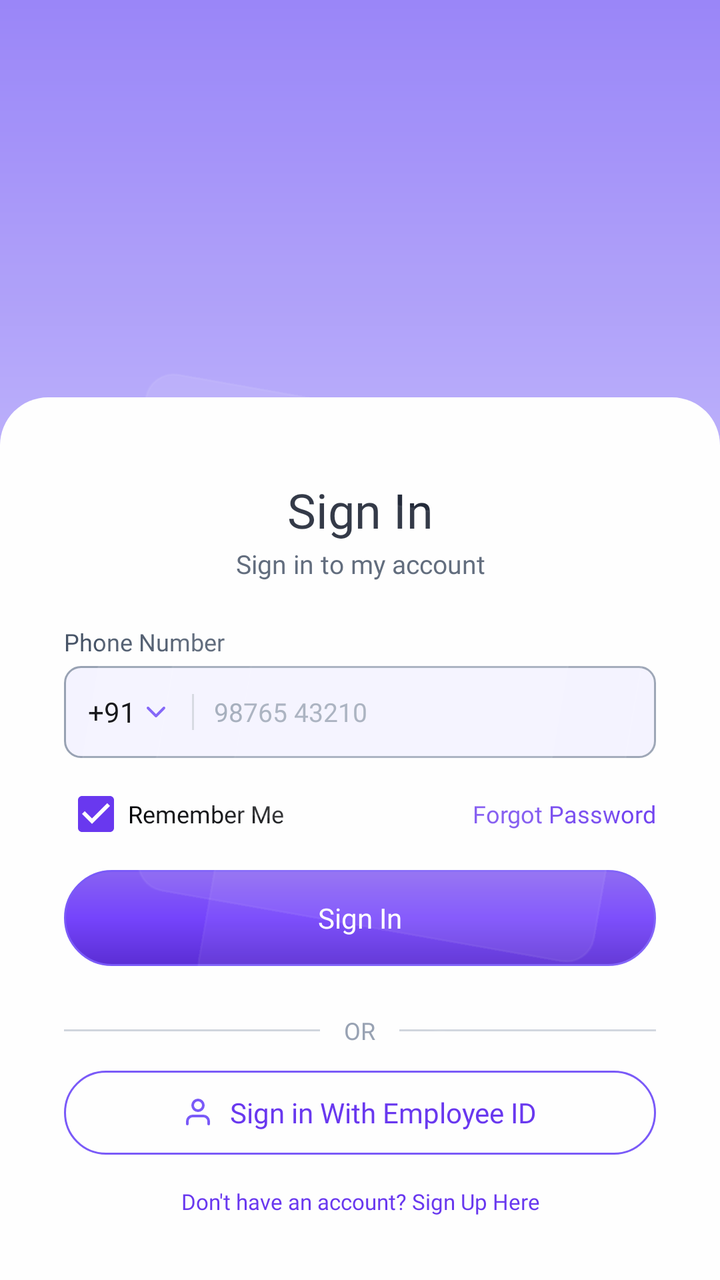
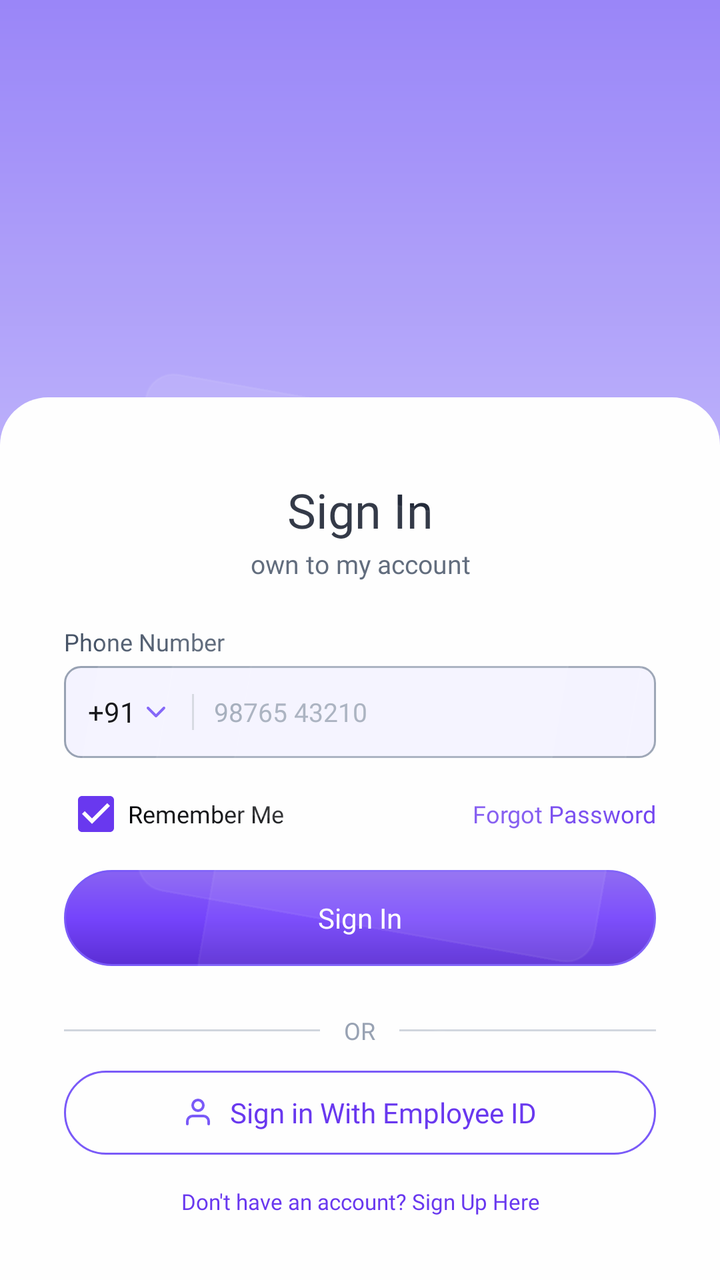

The first picture is an Android layout as it rendered before a commit; the second is the same layout after the commit. The layout source and the unified diff follow.
<!-- AndroidManifest.xml: application theme Theme.Mconnect -->
<!-- res/layout/activity_login.xml -->
<?xml version="1.0" encoding="utf-8"?>
<androidx.constraintlayout.widget.ConstraintLayout xmlns:android="http://schemas.android.com/apk/res/android"
    xmlns:app="http://schemas.android.com/apk/res-auto"
    android:layout_width="match_parent"
    android:layout_height="match_parent"
    android:background="#FFFFFF">

    <View
        android:id="@+id/topGradientShape"
        android:layout_width="0dp"
        android:layout_height="845dp"
        android:layout_marginStart="-95dp"
        android:layout_marginTop="-260dp"
        android:layout_marginEnd="-95dp"
        android:background="@drawable/bg_welcome_top_gradient"
        app:layout_constraintEnd_toEndOf="parent"
        app:layout_constraintStart_toStartOf="parent"
        app:layout_constraintTop_toTopOf="parent" />

    <View
        android:layout_width="232dp"
        android:layout_height="211dp"
        android:layout_marginStart="55dp"
        android:layout_marginTop="203dp"
        android:alpha="0.45"
        android:background="@drawable/bg_auth_background_card"
        android:elevation="2dp"
        android:rotation="10"
        app:layout_constraintStart_toStartOf="parent"
        app:layout_constraintTop_toTopOf="parent" />

    <View
        android:layout_width="232dp"
        android:layout_height="211dp"
        android:layout_marginStart="83dp"
        android:layout_marginTop="254dp"
        android:alpha="0.38"
        android:background="@drawable/bg_auth_background_card"
        android:elevation="2dp"
        android:rotation="10"
        app:layout_constraintStart_toStartOf="parent"
        app:layout_constraintTop_toTopOf="parent" />

    <View
        android:layout_width="232dp"
        android:layout_height="211dp"
        android:layout_marginStart="113dp"
        android:layout_marginTop="305dp"
        android:alpha="0.32"
        android:background="@drawable/bg_auth_background_card"
        android:elevation="2dp"
        android:rotation="10"
        app:layout_constraintStart_toStartOf="parent"
        app:layout_constraintTop_toTopOf="parent" />

    <View
        android:layout_width="0dp"
        android:layout_height="0dp"
        android:background="#101321DE"
        app:layout_constraintBottom_toBottomOf="parent"
        app:layout_constraintEnd_toEndOf="parent"
        app:layout_constraintStart_toStartOf="parent"
        app:layout_constraintTop_toTopOf="parent" />

    <LinearLayout
        android:id="@+id/signInSheet"
        android:layout_width="0dp"
        android:layout_height="wrap_content"
        android:background="@drawable/bg_auth_sheet"
        android:orientation="vertical"
        android:paddingStart="32dp"
        android:paddingTop="40dp"
        android:paddingEnd="32dp"
        android:paddingBottom="32dp"
        app:layout_constraintBottom_toBottomOf="parent"
        app:layout_constraintEnd_toEndOf="parent"
        app:layout_constraintStart_toStartOf="parent">

        <TextView
            android:layout_width="match_parent"
            android:layout_height="wrap_content"
            android:fontFamily="@font/inter_bold"
            android:gravity="center"
            android:text="@string/sign_in_title"
            android:textColor="#101828"
            android:textSize="24sp" />

        <TextView
            android:layout_width="match_parent"
            android:layout_height="wrap_content"
            android:layout_marginTop="2dp"
            android:fontFamily="@font/inter_regular"
            android:gravity="center"
            android:text="@string/login_subtitle"
            android:textColor="#475467"
            android:textSize="13sp" />

        <TextView
            android:layout_width="wrap_content"
            android:layout_height="wrap_content"
            android:layout_marginTop="22dp"
            android:fontFamily="@font/inter_regular"
            android:text="@string/phone_number"
            android:textColor="#475467"
            android:textSize="12sp" />

        <LinearLayout
            android:id="@+id/phoneInputContainer"
            android:layout_width="match_parent"
            android:layout_height="46dp"
            android:layout_marginTop="4dp"
            android:background="@drawable/bg_auth_input"
            android:gravity="center_vertical"
            android:orientation="horizontal"
            android:paddingStart="12dp"
            android:paddingEnd="12dp">

            <TextView
                android:id="@+id/tvCountryCode"
                android:layout_width="wrap_content"
                android:layout_height="wrap_content"
                android:fontFamily="@font/inter_medium"
                android:text="@string/country_code"
                android:textColor="#030407"
                android:textSize="14sp" />

            <ImageView
                android:layout_width="16dp"
                android:layout_height="16dp"
                android:layout_marginStart="2dp"
                android:src="@drawable/ic_auth_chevron_down" />

            <View
                android:layout_width="1dp"
                android:layout_height="18dp"
                android:layout_marginStart="10dp"
                android:layout_marginEnd="10dp"
                android:background="#D0D5DD" />

            <EditText
                android:id="@+id/etPhone"
                android:layout_width="0dp"
                android:layout_height="match_parent"
                android:layout_weight="1"
                android:background="@null"
                android:fontFamily="@font/inter_regular"
                android:hint="@string/phone_hint"
                android:inputType="phone"
                android:maxLength="12"
                android:textColor="#030407"
                android:textColorHint="#98A2B3"
                android:textCursorDrawable="@null"
                android:textSize="13sp" />
        </LinearLayout>

        <TextView
            android:id="@+id/tvPhoneError"
            android:layout_width="wrap_content"
            android:layout_height="wrap_content"
            android:layout_marginTop="4dp"
            android:fontFamily="@font/inter_regular"
            android:textColor="#FA7777"
            android:textSize="11sp"
            android:visibility="gone" />

        <LinearLayout
            android:layout_width="match_parent"
            android:layout_height="wrap_content"
            android:layout_marginTop="12dp"
            android:gravity="center_vertical"
            android:orientation="horizontal">

            <CheckBox
                android:id="@+id/cbRememberMe"
                android:layout_width="wrap_content"
                android:layout_height="wrap_content"
                android:buttonTint="#6938EF"
                android:checked="true"
                android:minHeight="0dp"
                android:minWidth="0dp"
                android:padding="0dp" />

            <TextView
                android:layout_width="wrap_content"
                android:layout_height="wrap_content"
                android:fontFamily="@font/inter_regular"
                android:text="@string/remember_me"
                android:textColor="#030407"
                android:textSize="12sp" />

            <View
                android:layout_width="0dp"
                android:layout_height="0dp"
                android:layout_weight="1" />

            <TextView
                android:id="@+id/tvForgotPassword"
                android:layout_width="wrap_content"
                android:layout_height="wrap_content"
                android:clickable="true"
                android:focusable="true"
                android:fontFamily="@font/inter_regular"
                android:text="@string/forgot_password"
                android:textColor="#6938EF"
                android:textSize="12sp" />
        </LinearLayout>

        <FrameLayout
            android:id="@+id/btnSendOtp"
            android:layout_width="match_parent"
            android:layout_height="48dp"
            android:layout_marginTop="12dp"
            android:background="@drawable/bg_auth_primary_button"
            android:clickable="true"
            android:focusable="true">

            <TextView
                android:id="@+id/tvSendOtp"
                android:layout_width="wrap_content"
                android:layout_height="wrap_content"
                android:layout_gravity="center"
                android:fontFamily="@font/inter_medium"
                android:text="@string/send_otp"
                android:textColor="#FFFFFF"
                android:textSize="14sp" />

            <ProgressBar
                android:id="@+id/progressSendOtp"
                android:layout_width="22dp"
                android:layout_height="22dp"
                android:layout_gravity="center"
                android:indeterminateTint="#FFFFFF"
                android:visibility="gone" />
        </FrameLayout>

        <LinearLayout
            android:layout_width="match_parent"
            android:layout_height="wrap_content"
            android:layout_marginTop="24dp"
            android:gravity="center_vertical"
            android:orientation="horizontal">

            <View
                android:layout_width="0dp"
                android:layout_height="1dp"
                android:layout_weight="1"
                android:background="#D0D5DD" />

            <TextView
                android:layout_width="wrap_content"
                android:layout_height="wrap_content"
                android:layout_marginHorizontal="12dp"
                android:fontFamily="@font/inter_regular"
                android:text="@string/or_label"
                android:textColor="#98A2B3"
                android:textSize="12sp" />

            <View
                android:layout_width="0dp"
                android:layout_height="1dp"
                android:layout_weight="1"
                android:background="#D0D5DD" />
        </LinearLayout>

        <FrameLayout
            android:id="@+id/btnEmployeeOption"
            android:layout_width="match_parent"
            android:layout_height="42dp"
            android:layout_marginTop="12dp"
            android:background="@drawable/bg_auth_outline_button"
            android:clickable="true"
            android:focusable="true"
            android:paddingHorizontal="16dp">

            <LinearLayout
                android:layout_width="wrap_content"
                android:layout_height="wrap_content"
                android:layout_gravity="center"
                android:gravity="center_vertical"
                android:orientation="horizontal">

                <ImageView
                    android:layout_width="16dp"
                    android:layout_height="16dp"
                    android:src="@drawable/ic_auth_user" />

                <TextView
                    android:layout_width="wrap_content"
                    android:layout_height="wrap_content"
                    android:layout_marginStart="8dp"
                    android:fontFamily="@font/inter_regular"
                    android:text="@string/sign_in_employee_id"
                    android:textColor="#6938EF"
                    android:textSize="14sp" />
            </LinearLayout>
        </FrameLayout>

        <TextView
            android:layout_width="match_parent"
            android:layout_height="wrap_content"
            android:layout_marginTop="16dp"
            android:fontFamily="@font/inter_regular"
            android:gravity="center"
            android:text="@string/signup_hint"
            android:textColor="#6938EF"
            android:textSize="11sp" />
    </LinearLayout>

</androidx.constraintlayout.widget.ConstraintLayout>
<!-- resources referenced by this layout -->
<resources>
  <!-- drawable bg_auth_background_card (drawable) -->
  <?xml version="1.0" encoding="utf-8"?>
  <shape xmlns:android="http://schemas.android.com/apk/res/android"
      android:shape="rectangle">
      <solid android:color="#2EFFFFFF" />
      <stroke
          android:width="1dp"
          android:color="#26FFFFFF" />
      <corners android:radius="14dp" />
  </shape>
  <!-- drawable bg_auth_input (drawable) -->
  <?xml version="1.0" encoding="utf-8"?>
  <shape xmlns:android="http://schemas.android.com/apk/res/android"
      android:shape="rectangle">
      <solid android:color="#F4F3FF" />
      <stroke
          android:width="1dp"
          android:color="#98A2B3" />
      <corners android:radius="8dp" />
  </shape>
  <!-- drawable bg_auth_outline_button (drawable) -->
  <?xml version="1.0" encoding="utf-8"?>
  <ripple xmlns:android="http://schemas.android.com/apk/res/android"
      android:color="#127A5AF8">
      <item>
          <shape android:shape="rectangle">
              <solid android:color="#00000000" />
              <stroke
                  android:width="1dp"
                  android:color="#7A5AF8" />
              <corners android:radius="100dp" />
          </shape>
      </item>
  </ripple>
  <!-- drawable bg_auth_sheet (drawable) -->
  <?xml version="1.0" encoding="utf-8"?>
  <shape xmlns:android="http://schemas.android.com/apk/res/android"
      android:shape="rectangle">
      <solid android:color="#FEFEFE" />
      <corners
          android:topLeftRadius="24dp"
          android:topRightRadius="24dp"
          android:bottomLeftRadius="0dp"
          android:bottomRightRadius="0dp" />
  </shape>
  <!-- drawable bg_welcome_top_gradient (drawable) -->
  <?xml version="1.0" encoding="utf-8"?>
  <shape xmlns:android="http://schemas.android.com/apk/res/android"
      android:shape="rectangle">
      <gradient
          android:angle="270"
          android:endColor="#FFFFFFFF"
          android:startColor="#7A5AF8" />
      <corners android:radius="160dp" />
  </shape>
  <string name="country_code">+91</string>
  <string name="forgot_password">Forgot Password</string>
  <string name="login_subtitle">Sign in to my account</string>
  <string name="or_label">OR</string>
  <string name="phone_hint">98765 43210</string>
  <string name="phone_number">Phone Number</string>
  <string name="remember_me">Remember Me</string>
  <string name="send_otp">Sign In</string>
  <string name="sign_in_employee_id">Sign in With Employee ID</string>
  <string name="sign_in_title">Sign In</string>
  <string name="signup_hint">Don\'t have an account? Sign Up Here</string>
  <color name="lt_accent_primary">#FF7C3AED</color>
  <color name="lt_accent_secondary">#FFA855F7</color>
  <color name="lt_foreground_inverse">#FFFFFFFF</color>
  <color name="lt_surface_primary">#FFFFFFFF</color>
  <color name="lt_surface_secondary">#FFF4F4F5</color>
  <color name="lt_foreground_primary">#FF18181B</color>
  <color name="lt_accent_primary_hover">#FF6D28D9</color>
  <color name="lt_surface_tertiary">#FFE4E4E7</color>
  <color name="lt_surface_inverse">#FF18181B</color>
  <color name="lt_foreground_secondary">#FF52525B</color>
  <color name="lt_foreground_muted">#FFA1A1AA</color>
  <color name="lt_border">#FFE4E4E7</color>
  <color name="lt_border_light">#FFF4F4F5</color>
  <color name="lt_error">#FFDC2626</color>
  <color name="lt_success">#FF16A34A</color>
  <color name="lt_warning">#FFD97706</color>
  <color name="lt_info">#FF2563EB</color>
  <color name="lt_accent_light">#FFEDE9FE</color>
  <color name="lt_success_light">#FFDCFCE7</color>
  <color name="lt_warning_light">#FFFEF3C7</color>
  <color name="lt_error_light">#FFFEE2E2</color>
  <color name="lt_info_light">#FFDBEAFE</color>
  <!-- unchanged entries left out for length: 4 -->
</resources>

<!-- the commit's change to res/layout/activity_login.xml (unified diff, before → after) -->
@@ -62,19 +62,27 @@
         app:layout_constraintStart_toStartOf="parent"
         app:layout_constraintTop_toTopOf="parent" />
 
-    <LinearLayout
-        android:id="@+id/signInSheet"
+    <androidx.core.widget.NestedScrollView
+        android:id="@+id/signInScroll"
         android:layout_width="0dp"
         android:layout_height="wrap_content"
         android:background="@drawable/bg_auth_sheet"
+        android:clipToPadding="false"
+        android:fillViewport="false"
+        android:overScrollMode="ifContentScrolls"
+        app:layout_constraintBottom_toBottomOf="parent"
+        app:layout_constraintEnd_toEndOf="parent"
+        app:layout_constraintStart_toStartOf="parent">
+
+    <LinearLayout
+        android:id="@+id/signInSheet"
+        android:layout_width="match_parent"
+        android:layout_height="wrap_content"
         android:orientation="vertical"
         android:paddingStart="32dp"
         android:paddingTop="40dp"
         android:paddingEnd="32dp"
-        android:paddingBottom="32dp"
-        app:layout_constraintBottom_toBottomOf="parent"
-        app:layout_constraintEnd_toEndOf="parent"
-        app:layout_constraintStart_toStartOf="parent">
+        android:paddingBottom="32dp">
 
         <TextView
             android:layout_width="match_parent"
@@ -305,5 +313,6 @@
             android:textColor="#6938EF"
             android:textSize="11sp" />
     </LinearLayout>
+    </androidx.core.widget.NestedScrollView>
 
 </androidx.constraintlayout.widget.ConstraintLayout>
<!-- resource entries referenced after the edit -->
@@ -57,7 +57,7 @@
   </shape>
   <string name="country_code">+91</string>
   <string name="forgot_password">Forgot Password</string>
-  <string name="login_subtitle">Sign in to my account</string>
+  <string name="login_subtitle">own to my account</string>
   <string name="or_label">OR</string>
   <string name="phone_hint">98765 43210</string>
   <string name="phone_number">Phone Number</string>
